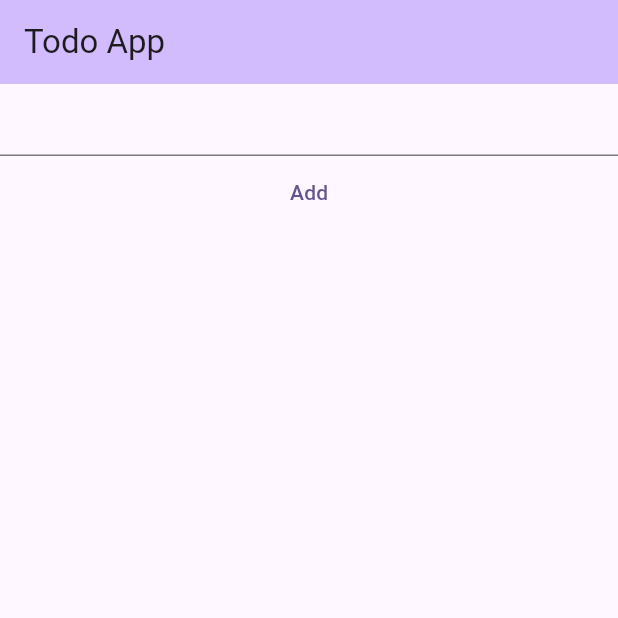
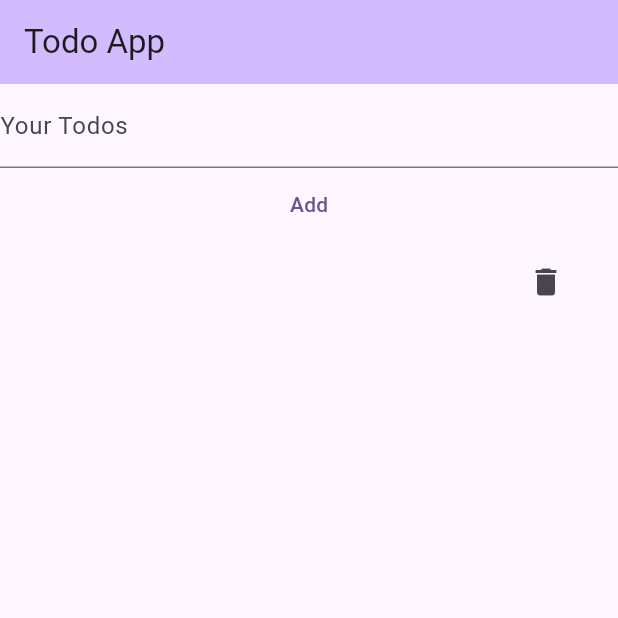
Before and after one commit to Sneha-Sonkar/Todo-flutter, a Flutter app: the screen it shows after launch, after a tap on "Add", on a phone screen of 412 x 824 dp, the top half of it. Run offline on Flutter 3.47's test engine with Material 3 defaults, Android fonts, the phone set to English and light mode, and no system bars.

Commit message:
Added controller and remove todo func

```diff
--- a/lib/homepage.dart
+++ b/lib/homepage.dart
@@ -10,12 +10,19 @@ class MyHomePage extends StatefulWidget {
 }
 
 class _MyHomePageState extends State<MyHomePage> {
-  String inputString = "";
   List<String> todos = [];
+  TextEditingController textController = TextEditingController();
 
   void _addItem() {
     setState(() {
-      todos.add(inputString);
+      todos.add(textController.text);
+      textController.clear();
+    });
+  }
+
+  void removeTodo(int index) {
+    setState(() {
+      todos.removeAt(index);
     });
   }
 
@@ -24,24 +31,17 @@ class _MyHomePageState extends State<MyHomePage> {
     return Scaffold(
       appBar: AppBar(
         backgroundColor: Theme.of(context).colorScheme.inversePrimary,
-
         title: Text(widget.title),
       ),
       body: Center(
-        child: Column(
-          children: [
+        child: Column(children: [
           TextField(
-              onChanged:(text){
-                setState(() {
-                inputString = text;
-                });
-
-              } ,
+            controller: textController,
+            decoration: const InputDecoration(labelText: "Your Todos"),
           ),
           TextButton(
-
             onPressed: _addItem,
-              child: Text('Add'),
+            child: const Text('Add'),
           ),
           Expanded(
             child: ListView.builder(
@@ -49,15 +49,16 @@ class _MyHomePageState extends State<MyHomePage> {
               itemBuilder: (context, index) {
                 return ListTile(
                   title: Text(todos[index]),
+                  trailing: IconButton(
+                    icon: Icon(Icons.delete),
+                    onPressed: () => removeTodo(index),
+                  ),
                 );
               },
             ),
           ),
-        ]
+        ]),
       ),
-
-      ),
-
     );
   }
 }
```
Lines whose indentation alone changed are shown as unchanged.
